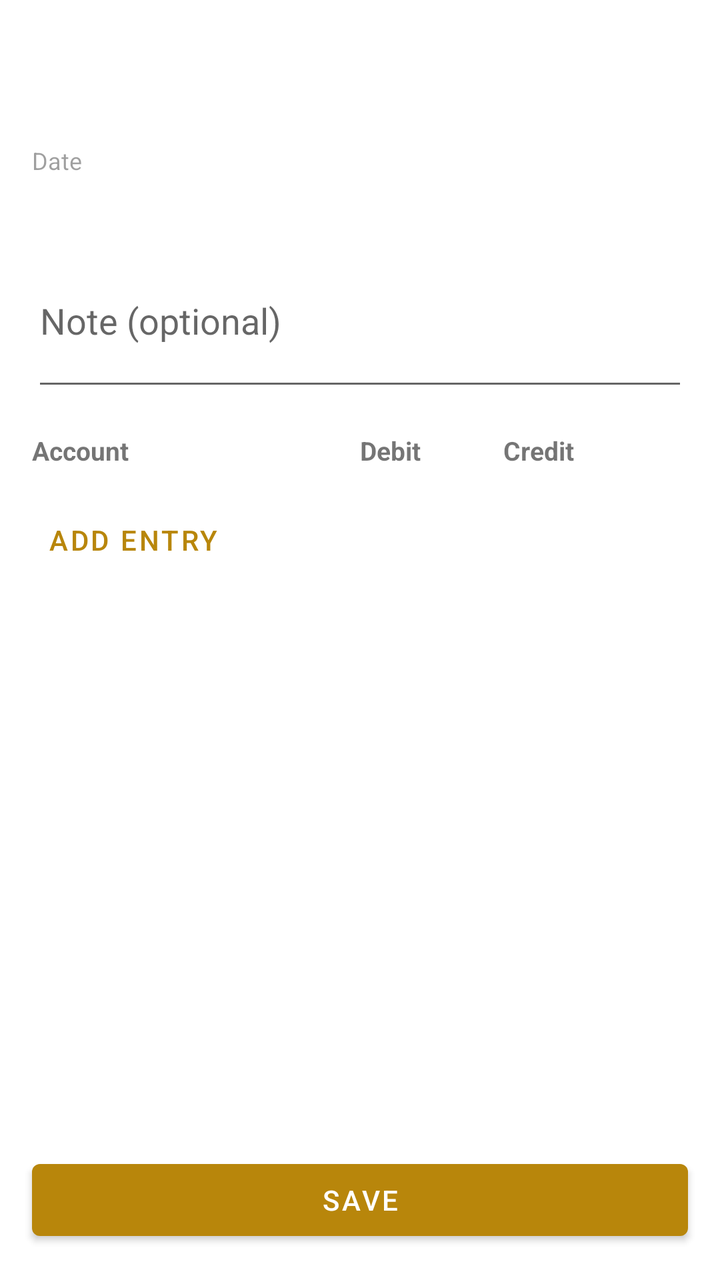
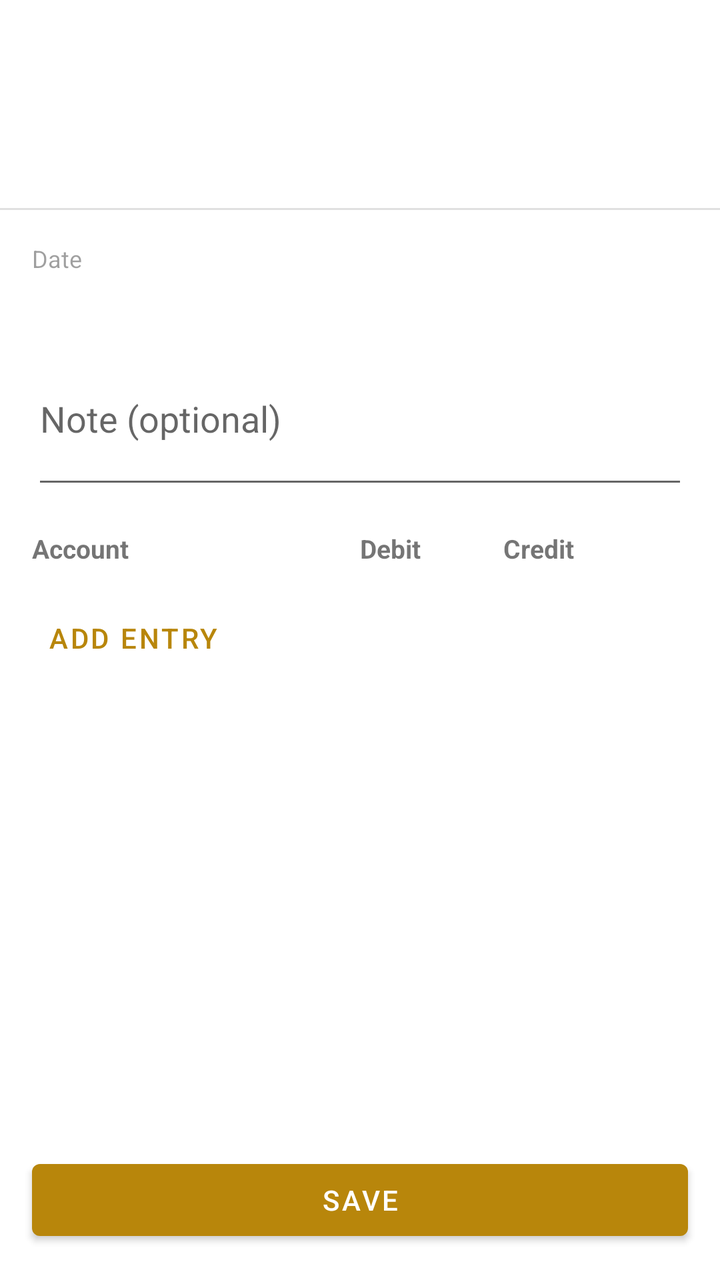

Before-and-after screenshots of an Android layout around one commit, followed by the original layout XML and the change that was made.
<!-- AndroidManifest.xml: application theme Theme.Accounting -->
<!-- res/layout/activity_add_transaction.xml -->
<?xml version="1.0" encoding="utf-8"?>
<LinearLayout xmlns:android="http://schemas.android.com/apk/res/android"
    android:layout_width="match_parent"
    android:layout_height="match_parent"
    android:orientation="vertical">

    <androidx.appcompat.widget.Toolbar
        android:id="@+id/toolbar"
        android:layout_width="match_parent"
        android:layout_height="wrap_content"
        android:minHeight="?attr/actionBarSize" />

    <androidx.core.widget.NestedScrollView
        android:layout_width="match_parent"
        android:layout_height="0dp"
        android:layout_weight="1">

        <LinearLayout
            android:layout_width="match_parent"
            android:layout_height="wrap_content"
            android:orientation="vertical"
            android:padding="16dp">

            <TextView
                android:layout_width="match_parent"
                android:layout_height="wrap_content"
                android:text="@string/label_date"
                android:textSize="12sp"
                android:alpha="0.7" />

            <TextView
                android:id="@+id/text_datetime"
                android:layout_width="match_parent"
                android:layout_height="wrap_content"
                android:padding="8dp"
                android:textSize="16sp"
                android:textColor="?attr/colorOnSurface"
                android:background="?attr/selectableItemBackground"
                android:layout_marginBottom="12dp" />

            <EditText
                android:id="@+id/edit_note"
                android:layout_width="match_parent"
                android:layout_height="wrap_content"
                android:hint="@string/hint_note"
                android:inputType="textMultiLine"
                android:minLines="2"
                android:gravity="top"
                android:layout_marginBottom="16dp" />

            <LinearLayout
                android:layout_width="match_parent"
                android:layout_height="wrap_content"
                android:orientation="horizontal"
                android:layout_marginBottom="4dp">

                <TextView
                    android:layout_width="0dp"
                    android:layout_height="wrap_content"
                    android:layout_weight="2"
                    android:text="@string/label_account"
                    android:textStyle="bold"
                    android:textSize="13sp" />

                <TextView
                    android:layout_width="0dp"
                    android:layout_height="wrap_content"
                    android:layout_weight="1"
                    android:layout_marginStart="4dp"
                    android:text="@string/label_debit"
                    android:textStyle="bold"
                    android:textSize="13sp"
                    android:gravity="center" />

                <TextView
                    android:layout_width="0dp"
                    android:layout_height="wrap_content"
                    android:layout_weight="1"
                    android:layout_marginStart="4dp"
                    android:text="@string/label_credit"
                    android:textStyle="bold"
                    android:textSize="13sp"
                    android:gravity="center" />

                <View
                    android:layout_width="40dp"
                    android:layout_height="wrap_content" />

            </LinearLayout>

            <LinearLayout
                android:id="@+id/entries_container"
                android:layout_width="match_parent"
                android:layout_height="wrap_content"
                android:orientation="vertical" />

            <Button
                android:id="@+id/btn_add_entry"
                style="@style/Widget.MaterialComponents.Button.TextButton"
                android:layout_width="wrap_content"
                android:layout_height="wrap_content"
                android:layout_marginTop="8dp"
                android:text="@string/action_add_entry" />

        </LinearLayout>

    </androidx.core.widget.NestedScrollView>

    <TextView
        android:id="@+id/text_balance_summary"
        android:layout_width="match_parent"
        android:layout_height="wrap_content"
        android:layout_marginStart="16dp"
        android:layout_marginEnd="16dp"
        android:layout_marginTop="8dp"
        android:gravity="center"
        android:textSize="13sp"
        android:textStyle="bold" />

    <Button
        android:id="@+id/btn_save"
        android:layout_width="match_parent"
        android:layout_height="wrap_content"
        android:layout_margin="16dp"
        android:text="@string/action_save" />

</LinearLayout>
<!-- resources referenced by this layout -->
<resources>
  <string name="action_add_entry">Add Entry</string>
  <string name="action_save">Save</string>
  <string name="hint_note">Note (optional)</string>
  <string name="label_account">Account</string>
  <string name="label_credit">Credit</string>
  <string name="label_date">Date</string>
  <string name="label_debit">Debit</string>
  <style name="Theme.Accounting" parent="Theme.MaterialComponents.DayNight.NoActionBar">
          <item name="colorPrimary">@color/gold_500</item>
          <item name="colorPrimaryVariant">@color/gold_700</item>
          <item name="colorOnPrimary">@color/white</item>
          <item name="colorSecondary">@color/brown_500</item>
          <item name="colorSecondaryVariant">@color/brown_700</item>
          <item name="colorOnSecondary">@color/white</item>
          <item name="android:statusBarColor" tools:targetApi="21">?attr/colorPrimaryVariant</item>
      </style>
  <color name="gold_500">#B8860B</color>
  <color name="gold_700">#7A5C00</color>
  <color name="white">#FFFFFFFF</color>
  <color name="brown_500">#5D4037</color>
  <color name="brown_700">#4E342E</color>
</resources>

<!-- the commit's change to res/layout/activity_add_transaction.xml (unified diff, before → after) -->
@@ -1,5 +1,6 @@
 <?xml version="1.0" encoding="utf-8"?>
 <LinearLayout xmlns:android="http://schemas.android.com/apk/res/android"
+    xmlns:app="http://schemas.android.com/apk/res-auto"
     android:layout_width="match_parent"
     android:layout_height="match_parent"
     android:orientation="vertical">
@@ -9,6 +10,19 @@
         android:layout_width="match_parent"
         android:layout_height="wrap_content"
         android:minHeight="?attr/actionBarSize" />
+
+    <com.google.android.material.tabs.TabLayout
+        android:id="@+id/tabs_transaction_mode"
+        android:layout_width="match_parent"
+        android:layout_height="wrap_content"
+        android:background="?attr/colorSurface"
+        app:tabGravity="fill"
+        app:tabMode="fixed" />
+
+    <View
+        android:layout_width="match_parent"
+        android:layout_height="1dp"
+        android:background="?attr/colorControlHighlight" />
 
     <androidx.core.widget.NestedScrollView
         android:layout_width="match_parent"
@@ -49,58 +63,174 @@
                 android:layout_marginBottom="16dp" />
 
             <LinearLayout
-                android:layout_width="match_parent"
-                android:layout_height="wrap_content"
-                android:orientation="horizontal"
-                android:layout_marginBottom="4dp">
-
-                <TextView
-                    android:layout_width="0dp"
-                    android:layout_height="wrap_content"
-                    android:layout_weight="2"
-                    android:text="@string/label_account"
-                    android:textStyle="bold"
-                    android:textSize="13sp" />
-
-                <TextView
-                    android:layout_width="0dp"
-                    android:layout_height="wrap_content"
-                    android:layout_weight="1"
-                    android:layout_marginStart="4dp"
-                    android:text="@string/label_debit"
-                    android:textStyle="bold"
-                    android:textSize="13sp"
-                    android:gravity="center" />
-
-                <TextView
-                    android:layout_width="0dp"
-                    android:layout_height="wrap_content"
-                    android:layout_weight="1"
-                    android:layout_marginStart="4dp"
-                    android:text="@string/label_credit"
-                    android:textStyle="bold"
-                    android:textSize="13sp"
-                    android:gravity="center" />
+                android:id="@+id/mode_classic"
+                android:layout_width="match_parent"
+                android:layout_height="wrap_content"
+                android:orientation="vertical">
+
+                <LinearLayout
+                    android:layout_width="match_parent"
+                    android:layout_height="wrap_content"
+                    android:orientation="horizontal"
+                    android:layout_marginBottom="4dp">
+
+                    <TextView
+                        android:layout_width="0dp"
+                        android:layout_height="wrap_content"
+                        android:layout_weight="2"
+                        android:text="@string/label_account"
+                        android:textStyle="bold"
+                        android:textSize="13sp" />
+
+                    <TextView
+                        android:layout_width="0dp"
+                        android:layout_height="wrap_content"
+                        android:layout_weight="1"
+                        android:layout_marginStart="4dp"
+                        android:text="@string/label_debit"
+                        android:textStyle="bold"
+                        android:textSize="13sp"
+                        android:gravity="center" />
+
+                    <TextView
+                        android:layout_width="0dp"
+                        android:layout_height="wrap_content"
+                        android:layout_weight="1"
+                        android:layout_marginStart="4dp"
+                        android:text="@string/label_credit"
+                        android:textStyle="bold"
+                        android:textSize="13sp"
+                        android:gravity="center" />
+
+                    <View
+                        android:layout_width="40dp"
+                        android:layout_height="wrap_content" />
+
+                </LinearLayout>
+
+                <LinearLayout
+                    android:id="@+id/entries_container"
+                    android:layout_width="match_parent"
+                    android:layout_height="wrap_content"
+                    android:orientation="vertical" />
+
+                <Button
+                    android:id="@+id/btn_add_entry"
+                    style="@style/Widget.MaterialComponents.Button.TextButton"
+                    android:layout_width="wrap_content"
+                    android:layout_height="wrap_content"
+                    android:layout_marginTop="8dp"
+                    android:text="@string/action_add_entry" />
+
+            </LinearLayout>
+
+            <LinearLayout
+                android:id="@+id/mode_simple_transfer"
+                android:layout_width="match_parent"
+                android:layout_height="wrap_content"
+                android:orientation="vertical"
+                android:visibility="gone">
+
+                <TextView
+                    android:layout_width="match_parent"
+                    android:layout_height="wrap_content"
+                    android:text="@string/label_transfer_from"
+                    android:textSize="12sp"
+                    android:alpha="0.7" />
+
+                <Spinner
+                    android:id="@+id/spinner_transfer_from"
+                    android:layout_width="match_parent"
+                    android:layout_height="wrap_content" />
+
+                <TextView
+                    android:id="@+id/text_transfer_from_balance"
+                    android:layout_width="match_parent"
+                    android:layout_height="wrap_content"
+                    android:paddingStart="6dp"
+                    android:paddingTop="2dp"
+                    android:textSize="11sp"
+                    android:visibility="gone" />
+
+                <TextView
+                    android:id="@+id/text_transfer_from_new_balance"
+                    android:layout_width="match_parent"
+                    android:layout_height="wrap_content"
+                    android:paddingStart="6dp"
+                    android:paddingTop="2dp"
+                    android:textSize="11sp"
+                    android:visibility="gone" />
 
                 <View
-                    android:layout_width="40dp"
+                    android:layout_width="match_parent"
+                    android:layout_height="12dp" />
+
+                <TextView
+                    android:layout_width="match_parent"
+                    android:layout_height="wrap_content"
+                    android:text="@string/label_transfer_to"
+                    android:textSize="12sp"
+                    android:alpha="0.7" />
+
+                <Spinner
+                    android:id="@+id/spinner_transfer_to"
+                    android:layout_width="match_parent"
                     android:layout_height="wrap_content" />
 
+                <TextView
+                    android:id="@+id/text_transfer_to_balance"
+                    android:layout_width="match_parent"
+                    android:layout_height="wrap_content"
+                    android:paddingStart="6dp"
+                    android:paddingTop="2dp"
+                    android:textSize="11sp"
+                    android:visibility="gone" />
+
+                <TextView
+                    android:id="@+id/text_transfer_to_new_balance"
+                    android:layout_width="match_parent"
+                    android:layout_height="wrap_content"
+                    android:paddingStart="6dp"
+                    android:paddingTop="2dp"
+                    android:textSize="11sp"
+                    android:visibility="gone" />
+
+                <View
+                    android:layout_width="match_parent"
+                    android:layout_height="12dp" />
+
+                <TextView
+                    android:layout_width="match_parent"
+                    android:layout_height="wrap_content"
+                    android:text="@string/hint_amount"
+                    android:textSize="12sp"
+                    android:alpha="0.7" />
+
+                <LinearLayout
+                    android:layout_width="match_parent"
+                    android:layout_height="wrap_content"
+                    android:orientation="horizontal"
+                    android:gravity="center_vertical">
+
+                    <TextView
+                        android:layout_width="wrap_content"
+                        android:layout_height="wrap_content"
+                        android:text="@string/label_currency_ar"
+                        android:textSize="14sp"
+                        android:paddingEnd="8dp" />
+
+                    <EditText
+                        android:id="@+id/edit_transfer_amount"
+                        android:layout_width="0dp"
+                        android:layout_height="wrap_content"
+                        android:layout_weight="1"
+                        android:hint="@string/hint_amount"
+                        android:inputType="number"
+                        android:maxLines="1" />
+
+                </LinearLayout>
+
             </LinearLayout>
-
-            <LinearLayout
-                android:id="@+id/entries_container"
-                android:layout_width="match_parent"
-                android:layout_height="wrap_content"
-                android:orientation="vertical" />
-
-            <Button
-                android:id="@+id/btn_add_entry"
-                style="@style/Widget.MaterialComponents.Button.TextButton"
-                android:layout_width="wrap_content"
-                android:layout_height="wrap_content"
-                android:layout_marginTop="8dp"
-                android:text="@string/action_add_entry" />
 
         </LinearLayout>
 
<!-- resource entries referenced after the edit -->
@@ -2,11 +2,15 @@
 <resources>
   <string name="action_add_entry">Add Entry</string>
   <string name="action_save">Save</string>
+  <string name="hint_amount">Amount</string>
   <string name="hint_note">Note (optional)</string>
   <string name="label_account">Account</string>
   <string name="label_credit">Credit</string>
+  <string name="label_currency_ar">Ar</string>
   <string name="label_date">Date</string>
   <string name="label_debit">Debit</string>
+  <string name="label_transfer_from">From</string>
+  <string name="label_transfer_to">To</string>
   <style name="Theme.Accounting" parent="Theme.MaterialComponents.DayNight.NoActionBar">
           <item name="colorPrimary">@color/gold_500</item>
           <item name="colorPrimaryVariant">@color/gold_700</item>
